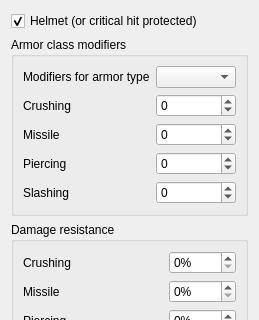
Qt form src/enemy.ui (moebiusproject/moebiustoolkit) before a commit; both pictures show x 0 to 259 and y 0 to 320 of the 259 by 685 pixel window.
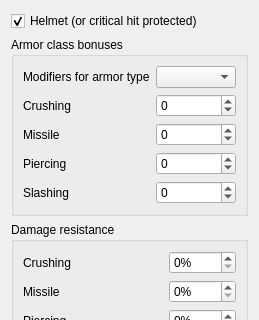
The same form after that commit.

Commit message: Embarrassing fix: AC modifiers were wrong

```diff
--- a/src/enemy.ui
+++ b/src/enemy.ui
@@ -30,7 +30,7 @@
    <item>
     <widget class="QGroupBox" name="armorClassModifersGroup">
      <property name="title">
-      <string>Armor class modifiers</string>
+      <string>Armor class bonuses</string>
      </property>
      <layout class="QGridLayout" name="gridLayout">
       <item row="0" column="0">
```
The commit also changes 1 other file.
